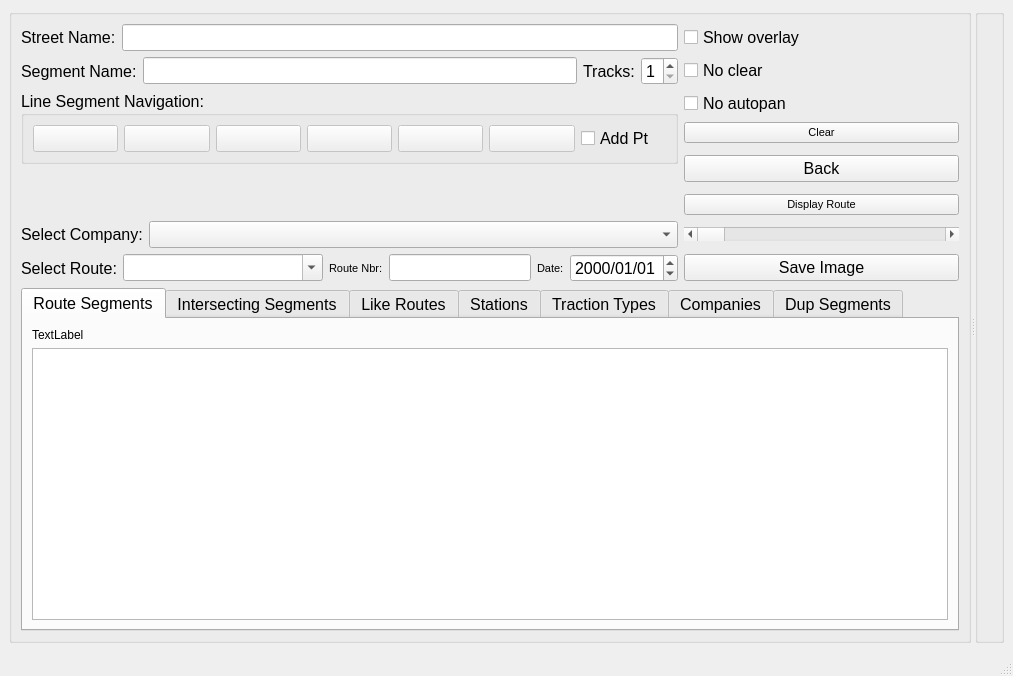
Old version of the form mapper_app/ui/mainwindow.ui in the repository allenck/mapper.
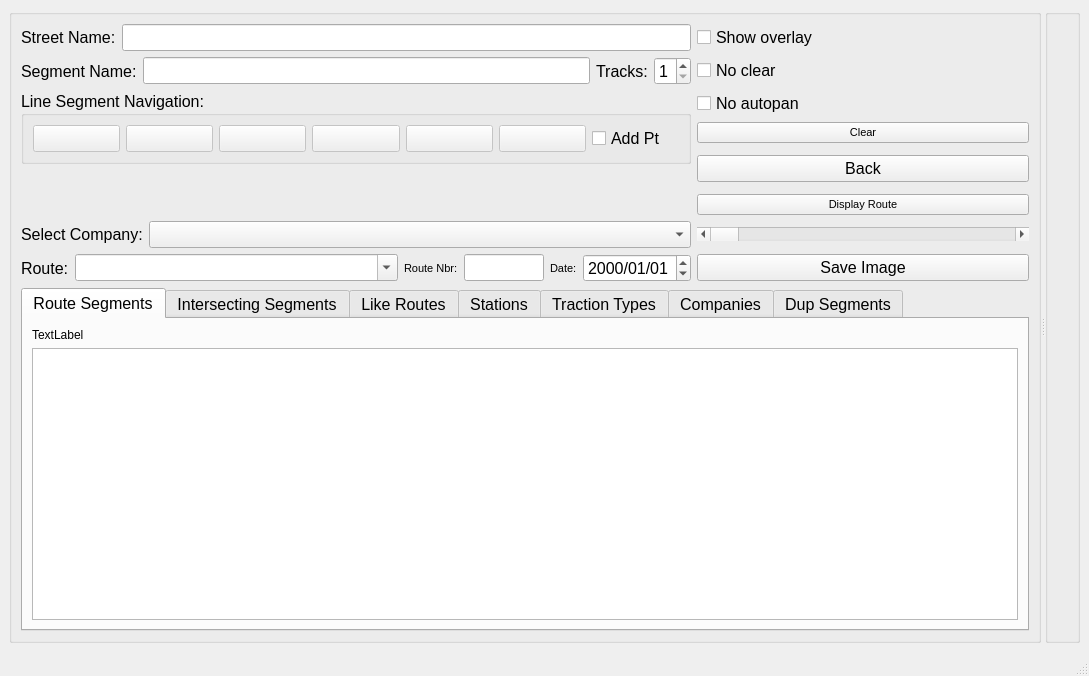
New version of the form. The open tabs and pages were chosen to show the change. Icons and pictures are not drawn. Custom widgets are drawn as their Qt base class.

```diff
--- a/mapper_app/ui/mainwindow.ui
+++ b/mapper_app/ui/mainwindow.ui
@@ -6,7 +6,7 @@
    <rect>
     <x>0</x>
     <y>0</y>
-    <width>1013</width>
+    <width>1089</width>
     <height>676</height>
    </rect>
   </property>
@@ -418,12 +418,18 @@
           <item>
            <widget class="QLabel" name="label_5">
             <property name="text">
-             <string>Select Route:</string>
+             <string>Route:</string>
             </property>
            </widget>
           </item>
           <item>
            <widget class="CComboBox" name="cbRoute">
+            <property name="sizePolicy">
+             <sizepolicy hsizetype="Preferred" vsizetype="Fixed">
+              <horstretch>1</horstretch>
+              <verstretch>0</verstretch>
+             </sizepolicy>
+            </property>
             <property name="minimumSize">
              <size>
               <width>200</width>
@@ -458,6 +464,12 @@
               <verstretch>0</verstretch>
              </sizepolicy>
             </property>
+            <property name="maximumSize">
+             <size>
+              <width>80</width>
+              <height>16777215</height>
+             </size>
+            </property>
             <property name="toolTip">
              <string>&lt;html&gt;&lt;head/&gt;&lt;body&gt;&lt;p&gt;Enter an existing route number, e.g. '20' or 'M1'. Enter a range, eg. '200,299' to create a new numeric number in that range.&lt;/p&gt;&lt;/body&gt;&lt;/html&gt;</string>
             </property>
```
Left out of the diff: 6 changed lines with no effect on the pictures.
